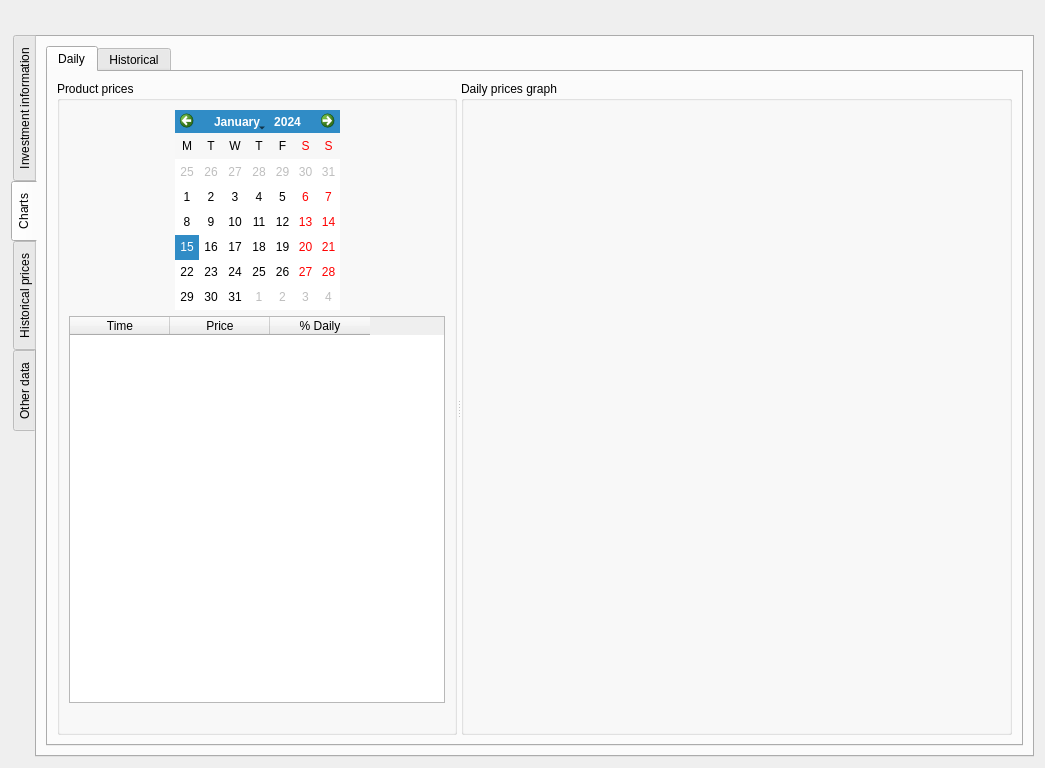
Old version of the form ui/frmProductReport.ui in the repository turulomio/xulpymoney.
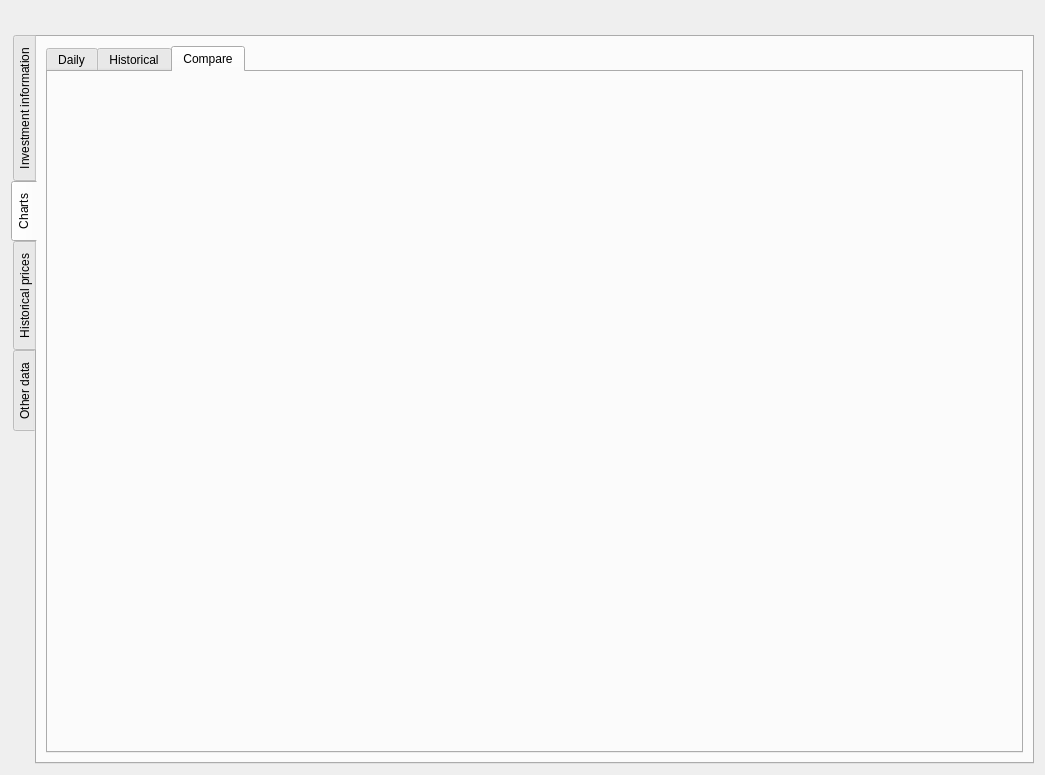
New version of the form. The open tabs and pages were chosen to show the change. Icons and pictures are not drawn. Custom widgets are drawn as their Qt base class.

Commit message: Firt approach to compare products

What changed in the file:
```diff
--- a/ui/frmProductReport.ui
+++ b/ui/frmProductReport.ui
@@ -10,7 +10,7 @@
     <x>0</x>
     <y>0</y>
     <width>1045</width>
-    <height>768</height>
+    <height>775</height>
    </rect>
   </property>
   <property name="windowTitle">
@@ -651,7 +651,7 @@
          <item>
           <widget class="QTabWidget" name="tabGraphics">
            <property name="currentIndex">
-            <number>0</number>
+            <number>2</number>
            </property>
            <widget class="QWidget" name="tabGraphicsIntraday">
             <attribute name="title">
@@ -818,6 +818,53 @@
              </item>
             </layout>
            </widget>
+           <widget class="QWidget" name="tab_4">
+            <attribute name="title">
+             <string>Compare</string>
+            </attribute>
+            <layout class="QHBoxLayout" name="horizontalLayout_41">
+             <item>
+              <layout class="QVBoxLayout" name="verticalLayout_9">
+               <item>
+                <layout class="QHBoxLayout" name="horizontalLayout_25">
+                 <item>
+                  <spacer name="horizontalSpacer_5">
+                   <property name="orientation">
+                    <enum>Qt::Horizontal</enum>
+                   </property>
+                   <property name="sizeHint" stdset="0">
+                    <size>
+                     <width>40</width>
+                     <height>20</height>
+                    </size>
+                   </property>
+                  </spacer>
+                 </item>
+                 <item>
+                  <widget class="wdgProductSelector" name="pseCompare" native="true"/>
+                 </item>
+                 <item>
+                  <spacer name="horizontalSpacer_6">
+                   <property name="orientation">
+                    <enum>Qt::Horizontal</enum>
+                   </property>
+                   <property name="sizeHint" stdset="0">
+                    <size>
+                     <width>40</width>
+                     <height>20</height>
+                    </size>
+                   </property>
+                  </spacer>
+                 </item>
+                </layout>
+               </item>
+               <item>
+                <layout class="QVBoxLayout" name="layCompareProduct"/>
+               </item>
+              </layout>
+             </item>
+            </layout>
+           </widget>
           </widget>
          </item>
         </layout>
@@ -1656,6 +1703,12 @@
    <extends>QTableWidget</extends>
    <header location="global">myqtablewidget</header>
   </customwidget>
+  <customwidget>
+   <class>wdgProductSelector</class>
+   <extends>QWidget</extends>
+   <header location="global">wdgProductSelector</header>
+   <container>1</container>
+  </customwidget>
  </customwidgets>
  <resources>
   <include location="../images/xulpymoney.qrc"/>
```
Left out of the diff: 2 changed lines with no effect on the pictures. The commit also changes 8 other files.
